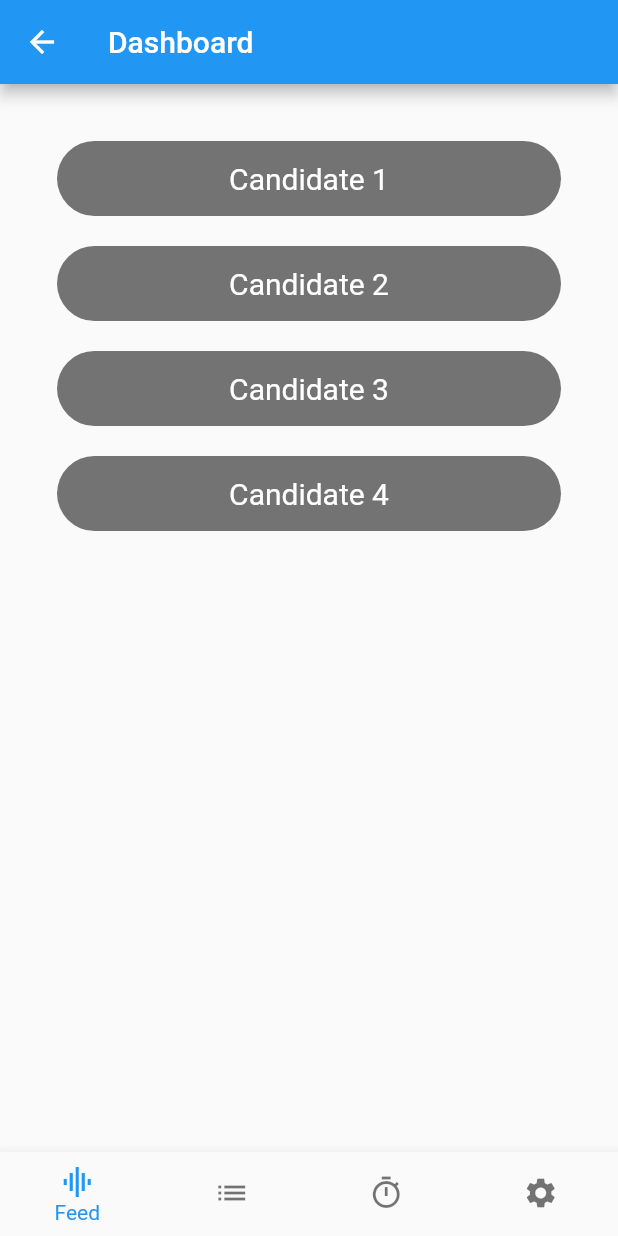
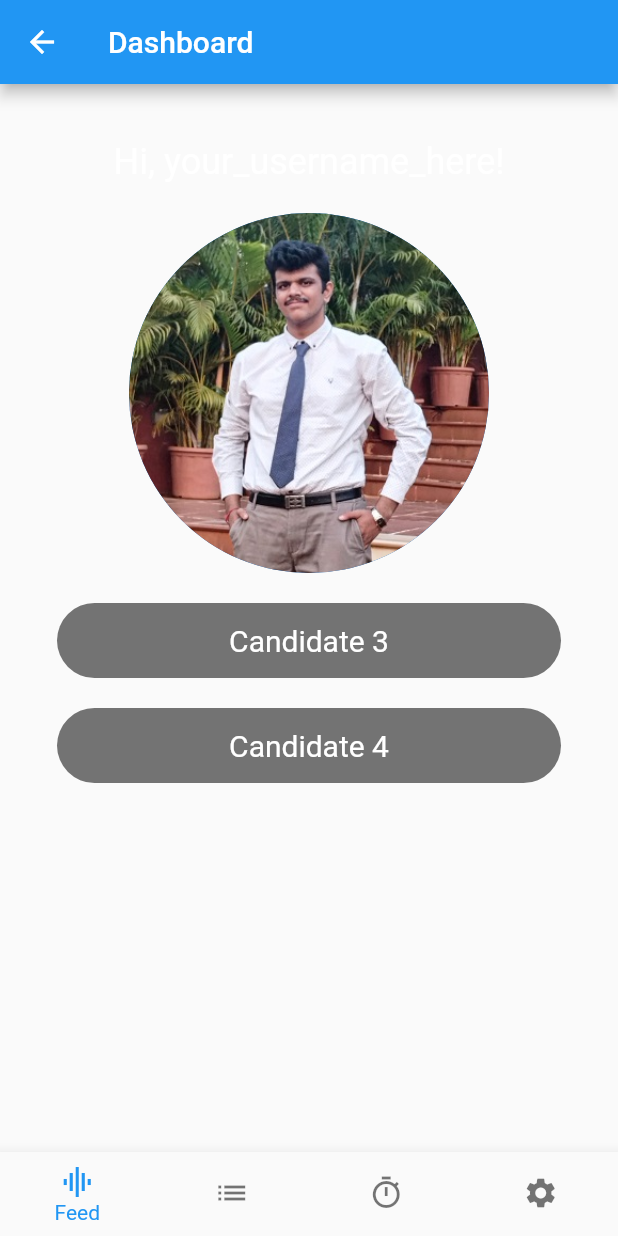
Before and after one commit to ioak-dev/fortuna-mobile, a Flutter app: the HomePage screen opened by its route, on a phone screen of 412 x 824 dp. Run offline on Flutter 3.47's test engine with Material 2 defaults, Android fonts, the phone set to English and light mode, and no system bars; our stand-ins replace animated_text_kit, bloc, equatable, flutter_bloc, flutter_colorpicker, flutter_spinkit and 5 more; accounts and stored records are empty.

Commit message:
Endurance 1.0

```diff
--- a/lib/dashboard/dashboard_page.dart
+++ b/lib/dashboard/dashboard_page.dart
@@ -1,9 +1,13 @@
 import 'package:endurance/dashboard/login_page.dart';
 import 'package:flutter/material.dart';
 import 'package:new_gradient_app_bar/new_gradient_app_bar.dart';
+import 'package:animated_text_kit/animated_text_kit.dart';
+import 'package:endurance/authentication/auth_service.dart';
 
 class DashboardPage extends StatefulWidget {
-  const DashboardPage({Key? key}) : super(key: key);
+  final String username;
+  const DashboardPage({Key? key, required this.username}) : super(key: key);
+  // const DashboardPage({Key? key}) : super(key: key);
 
   @override
   State<DashboardPage> createState() => _DashboardPageState();
@@ -20,9 +24,8 @@ class _DashboardPageState extends State<DashboardPage> {
 
   @override
   Widget build(BuildContext context) {
-    // Check if the user is authenticated, if not, show the LoginPage.
-    // Replace 'isUserAuthenticated' with your actual authentication check logic.
-    bool isUserAuthenticated = true; // Change to 'false' to simulate an unauthenticated user.
+
+    bool isUserAuthenticated = true;
     if (!isUserAuthenticated) {
       return LoginPage();
     }
@@ -30,7 +33,6 @@ class _DashboardPageState extends State<DashboardPage> {
     return Scaffold(
       appBar: AppBar(
         title: Text('Dashboard'),
-        // Uncomment the code below if you want to use the NewGradientAppBar
         // appBar: PreferredSize(
         //   preferredSize: Size.fromHeight(0),
         //   child: NewGradientAppBar(
@@ -53,28 +55,30 @@ class _DashboardPageState extends State<DashboardPage> {
           child: Column(
             crossAxisAlignment: CrossAxisAlignment.stretch,
             children: [
-              // First Candidate
+              // name :>
               Container(
-                height: 50,
-                decoration: BoxDecoration(
-                  color: Colors.black54,
-                  borderRadius: BorderRadius.circular(50),
+                alignment: Alignment.center,
+                child: TyperAnimatedTextKit(
+                  text: ['Hi, ${widget.username}!'],
+                  textStyle: TextStyle(
+
+                    color: Colors.white,
+                    fontSize: 24,
+                  ),
+                  speed: Duration(milliseconds: 100),
+                  isRepeatingAnimation: false,
                 ),
-                alignment: Alignment.center,
-                child: Text("Candidate 1", style: TextStyle(color: Colors.white, fontSize: 20)),
+              ),
+
+
+              SizedBox(height: 20),
+              //2nd
+              CircleAvatar(
+                radius: 120,
+                backgroundImage: AssetImage("images/Chinmay_Sharma.jpg"),
               ),
               SizedBox(height: 20),
-              //2nd
-              Container(
-                height: 50,
-                decoration: BoxDecoration(
-                  color: Colors.black54,
-                  borderRadius: BorderRadius.circular(50),
-                ),
-                alignment: Alignment.center,
-                child: Text("Candidate 2", style: TextStyle(color: Colors.white, fontSize: 20)),
-              ),
-              SizedBox(height: 20),
+
 
               Container(
                 height: 50,
--- a/lib/home/home_page.dart
+++ b/lib/home/home_page.dart
@@ -4,19 +4,94 @@ import 'package:endurance/dashboard/dashboard_page.dart';
 import 'package:endurance/theme/Settings_page.dart';
 import 'package:flutter/material.dart';
 import 'package:endurance/timer/timer_page.dart';
-
+//
 class HomePage extends StatefulWidget {
-  const HomePage({Key? key, required this.title}) : super(key: key);
+  const HomePage({Key? key, required this.title, required this.username}) : super(key: key);
   final String title;
+  final String username;
 
   @override
   State<HomePage> createState() => _HomePageState();
 }
-
+//
+// class _HomePageState extends State<HomePage> {
+//   int _currentIndex = 0;
+//   late final List<Widget> screens;
+//   @override
+//   void initState() {
+//     super.initState();
+//     screens = [
+//     DashboardPage(username: widget.username),
+//     const PresetListPage(),
+//     TimerPage(),
+//     SettingsPage(),
+//     LoginPage(),
+//     const Center(child: Text('Perform preset')),
+//     const Center(child: Text('Settings')),
+//   ];
+//
+//   void _incrementCounter(index) {
+//     setState(() {
+//       _currentIndex = index;
+//     });
+//   }
+//
+//   openPage(String routeName) {
+//     Navigator.pushNamed(context, routeName);
+//   }
+//
+//   @override
+//   Widget build(BuildContext context) {
+//     return Scaffold(
+//         body: IndexedStack(index: _currentIndex, children: screens),
+//         bottomNavigationBar: BottomNavigationBar(
+//           type: BottomNavigationBarType.fixed,
+//           currentIndex: _currentIndex,
+//           onTap: (index) => _incrementCounter(index),
+//           // iconSize: 40,
+//           showSelectedLabels: true,
+//           showUnselectedLabels: false,
+//           items: const [
+//             BottomNavigationBarItem(
+//                 icon: Icon(Icons.graphic_eq), label: 'Feed'),
+//             BottomNavigationBarItem(
+//                 icon: Icon(Icons.list), label: 'Preset list'),
+//             BottomNavigationBarItem(
+//                 icon: Icon(Icons.timer_outlined), label: 'Timer'),
+//             BottomNavigationBarItem(
+//                 icon: Icon(Icons.settings), label: 'Settings')
+//           ],
+//
+//           // child: Row(
+//           //   mainAxisSize: MainAxisSize.max,
+//           //   mainAxisAlignment: MainAxisAlignment.spaceBetween,
+//           //   children: <Widget>[
+//           //     IconButton(
+//           //         onPressed: () {
+//           //           openPage('/dashboard');
+//           //         },
+//           //         icon: Icon(Icons.list)),
+//           //     IconButton(
+//           //         onPressed: () {
+//           //           openPage('/preset');
+//           //         },
+//           //         icon: Icon(Icons.directions_walk)),
+//           //     IconButton(onPressed: () {}, icon: Icon(Icons.add)),
+//           //     IconButton(onPressed: () {}, icon: Icon(Icons.settings_outlined))
+//           //   ],
+//         ));
+//
+//   }
+// }
 class _HomePageState extends State<HomePage> {
   int _currentIndex = 0;
-  final screens = [
-    const DashboardPage(),
+  late final List<Widget> screens;
+
+  @override
+  void initState() {
+    super.initState();
+    screens = [
+      DashboardPage(username: widget.username),
       const PresetListPage(),
       TimerPage(),
       SettingsPage(),
@@ -24,15 +99,6 @@ class _HomePageState extends State<HomePage> {
       const Center(child: Text('Perform preset')),
       const Center(child: Text('Settings')),
     ];
-
-  void _incrementCounter(index) {
-    setState(() {
-      _currentIndex = index;
-    });
-  }
-
-  openPage(String routeName) {
-    Navigator.pushNamed(context, routeName);
   }
 
   @override
@@ -43,36 +109,33 @@ class _HomePageState extends State<HomePage> {
         type: BottomNavigationBarType.fixed,
         currentIndex: _currentIndex,
         onTap: (index) => _incrementCounter(index),
-          // iconSize: 40,
         showSelectedLabels: true,
         showUnselectedLabels: false,
         items: const [
           BottomNavigationBarItem(
-                icon: Icon(Icons.graphic_eq), label: 'Feed'),
+            icon: Icon(Icons.graphic_eq),
+            label: 'Feed',
+          ),
           BottomNavigationBarItem(
-                icon: Icon(Icons.list), label: 'Preset list'),
+            icon: Icon(Icons.list),
+            label: 'Preset list',
+          ),
           BottomNavigationBarItem(
-                icon: Icon(Icons.timer_outlined), label: 'Timer'),
+            icon: Icon(Icons.timer_outlined),
+            label: 'Timer',
+          ),
           BottomNavigationBarItem(
-                icon: Icon(Icons.settings), label: 'Settings')
+            icon: Icon(Icons.settings),
+            label: 'Settings',
+          ),
         ],
-          // child: Row(
-          //   mainAxisSize: MainAxisSize.max,
-          //   mainAxisAlignment: MainAxisAlignment.spaceBetween,
-          //   children: <Widget>[
-          //     IconButton(
-          //         onPressed: () {
-          //           openPage('/dashboard');
-          //         },
-          //         icon: Icon(Icons.list)),
-          //     IconButton(
-          //         onPressed: () {
-          //           openPage('/preset');
-          //         },
-          //         icon: Icon(Icons.directions_walk)),
-          //     IconButton(onPressed: () {}, icon: Icon(Icons.add)),
-          //     IconButton(onPressed: () {}, icon: Icon(Icons.settings_outlined))
-          //   ],
-        ));
+      ),
+    );
+  }
+
+  void _incrementCounter(int index) {
+    setState(() {
+      _currentIndex = index;
+    });
   }
 }
--- a/lib/main.dart
+++ b/lib/main.dart
@@ -42,7 +42,7 @@ class EnduranceApp extends StatelessWidget {
           initialRoute: '/',
           routes: {
             "/" : (context) => LoadingPage(),
-            "/home" : (context) => HomePage(title: 'Home Page'),
+            "/home" : (context) => HomePage(title: 'Home Page', username: 'your_username_here',),
             // '/': (context) => const HomePage(title: 'Home Page'),
             '/preset/create': (context) => const CreatePresetPage()
           },
--- a/pubspec.yaml
+++ b/pubspec.yaml
@@ -39,6 +39,7 @@ dependencies:
   provider: ^6.0.0
   shared_preferences: ^2.0.0
   http: ^0.13.3
+  animated_text_kit: ^4.2.2
 
 
 
```
Also changed, not shown: images/Chinmay_Sharma.jpg (added), pubspec.lock, 1 other file. Lines whose indentation alone changed are shown as unchanged.
